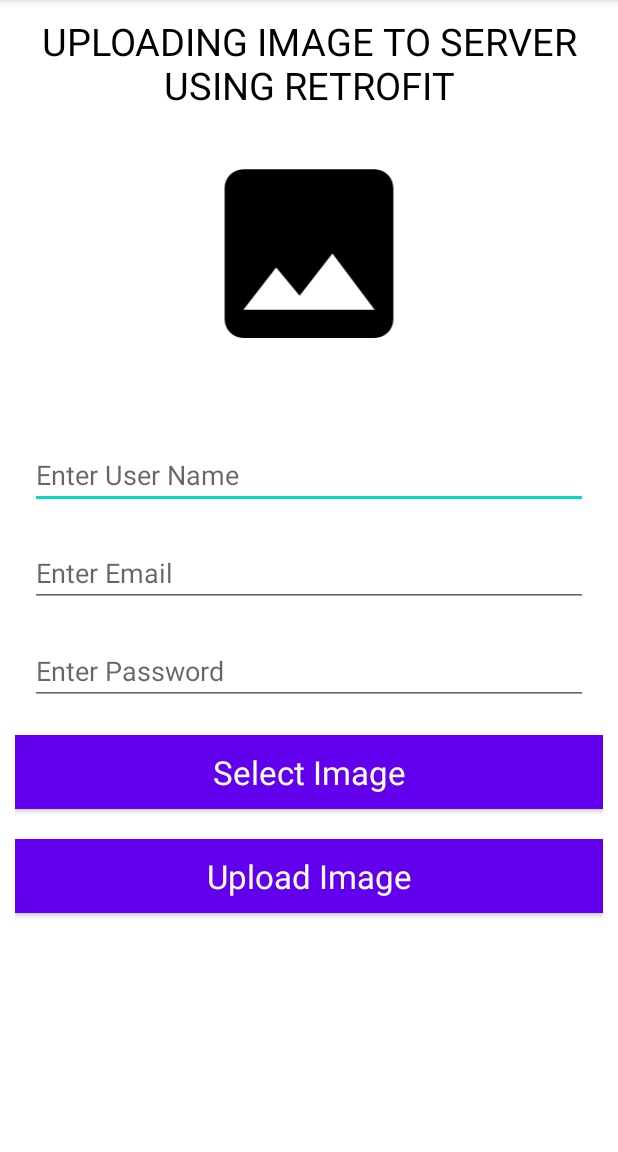
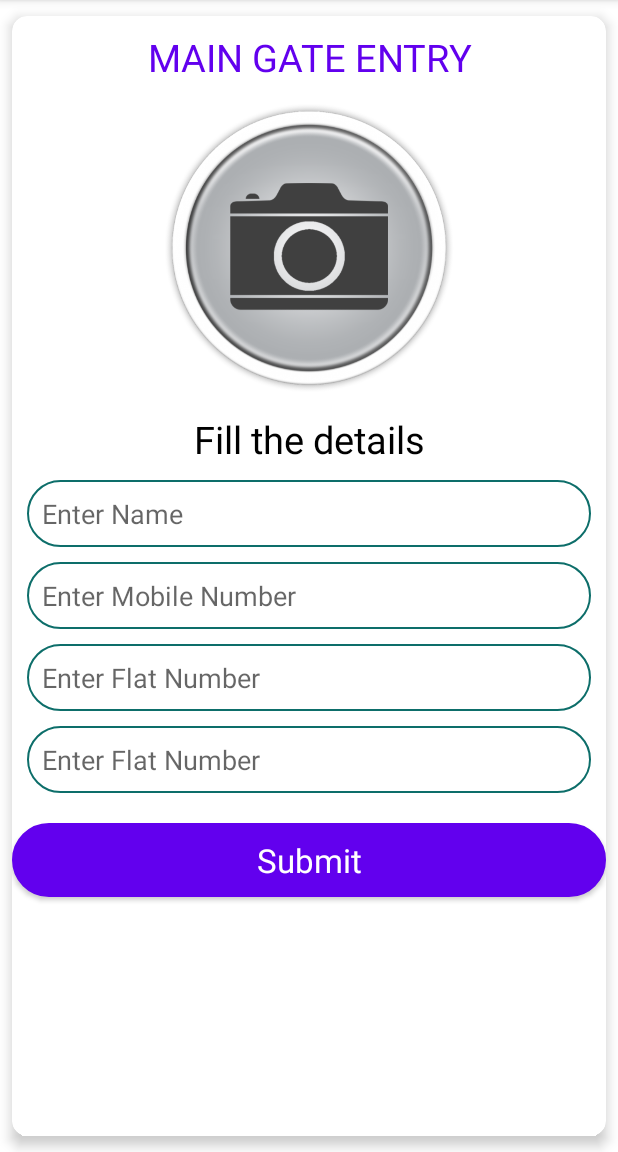
Before and after one commit to kuldeep23/Admin, an Android app: the screen it shows after launch (MainActivity), on a phone screen of 412 x 824 dp, the part 84-1236 px from its top. Run offline under Robolectric (Android 15) with nearby library versions, the phone set to English and light mode, and no system bars; libraries missing offline, so code that uses them is left out: com.github.dhaval2404.imagepicker.

Commit message:
Taking Picture using Camera Design

```diff
--- a/app/src/main/java/com/example/admin/MainActivity.java
+++ b/app/src/main/java/com/example/admin/MainActivity.java
@@ -1,5 +1,4 @@
 package com.example.admin;
-
 
 import android.content.Intent;
 import android.graphics.Bitmap;
@@ -28,11 +27,13 @@ import retrofit2.converter.gson.GsonConverterFactory;
 
 public class MainActivity extends AppCompatActivity {
 
-
+    String[] courses = { "Guest", "Delivery Boy",
+            "Service Boy", "Milk-Man",
+            "Maid", "Newspaper Boy","Others" };
     EditText name,email,password;
-    private Button btn,btn1;
+    private Button upload;
     String image;
-    private ImageView iv, selectedImage;
+    private ImageView selectedImage;
     Bitmap bitmap;
     private TextView tv;
     private ProgressBar progressBar;
@@ -43,22 +44,19 @@ public class MainActivity extends AppCompatActivity {
         super.onCreate(savedInstanceState);
         setContentView(R.layout.activity_main);
 
-
         name = findViewById(R.id.idEdtName);
         email = findViewById(R.id.idEdtEmail);
         password = findViewById(R.id.idEdtPassword);
-
-        btn = findViewById(R.id.btnUpload);
-        btn1=findViewById(R.id.btnSelect);
+        upload=findViewById(R.id.btnSelect);
         selectedImage = findViewById(R.id.imageView);
         tv = findViewById(R.id.message);
         progressBar = findViewById(R.id.progressBar);
         tv.setText("");
-        btn.setOnClickListener(new View.OnClickListener() {
-            @Override
-            public void onClick(View v) {
 
 
+        selectedImage.setOnClickListener(new View.OnClickListener() {
+            @Override
+            public void onClick(View view) {
                 ImagePicker.with(MainActivity.this)
                         .cameraOnly()
                         .compress(200)                          //Final image size will be less than 1 MB(Optional)
@@ -69,7 +67,7 @@ public class MainActivity extends AppCompatActivity {
             }
         });
 
-        btn1.setOnClickListener(new View.OnClickListener() {
+        upload.setOnClickListener(new View.OnClickListener() {
             @Override
             public void onClick(View view) {
                 uploadImageUsingRetrofit(bitmap);
--- /dev/null
+++ b/app/src/main/res/drawable/button.xml
@@ -0,0 +1,6 @@
+<shape xmlns:android="http://schemas.android.com/apk/res/android">
+    <solid android:color="#0d6e6a" />
+    <stroke android:width="1dp" android:color="#0d6e6a" />
+    <padding android:left="10dp" android:top="10dp" android:right="10dp" android:bottom="10dp" />
+    <corners android:radius="40dp" />
+</shape>
--- /dev/null
+++ b/app/src/main/res/drawable/edit_text.xml
@@ -0,0 +1,5 @@
+<shape xmlns:android="http://schemas.android.com/apk/res/android">
+    <stroke android:width="1.3dp" android:color="#0d6e6a" />
+    <padding android:left="10dp" android:top="10dp" android:right="10dp" android:bottom="10dp" />
+    <corners android:radius="40dp" />
+</shape>
--- a/app/src/main/res/layout/activity_main.xml
+++ b/app/src/main/res/layout/activity_main.xml
@@ -3,44 +3,57 @@
     xmlns:tools="http://schemas.android.com/tools"
     android:layout_width="match_parent"
     android:layout_height="match_parent"
-    android:layout_margin="10dp"
+    xmlns:app="http://schemas.android.com/apk/res-auto"
     android:orientation="vertical"
     tools:context=".MainActivity">
-    <ScrollView
+
+    <androidx.cardview.widget.CardView
+        android:id="@+id/card_home"
         android:layout_width="match_parent"
-        android:layout_height="match_parent">
+        android:layout_height="match_parent"
+        app:cardCornerRadius="10dp"
+        app:cardElevation="5dp"
+        app:cardUseCompatPadding="true">
         <LinearLayout
             android:layout_width="match_parent"
             android:layout_height="wrap_content"
-            android:layout_marginBottom="20dp"
             android:orientation="vertical">
             <TextView
                 android:layout_width="match_parent"
                 android:layout_height="wrap_content"
                 android:gravity="center"
-                android:text="Uploading image to server using Retrofit"
+                android:layout_marginTop="10dp"
+                android:text="Main Gate Entry"
                 android:textAllCaps="true"
-                android:textColor="#000"
+                android:textColor="@color/purple_500"
                 android:textSize="25sp" />
             <ImageView
                 android:id="@+id/imageView"
                 android:layout_width="match_parent"
-                android:layout_height="150dp"
+                android:layout_height="200dp"
                 android:layout_gravity="center"
-                android:layout_marginTop="20dp"
+                android:layout_marginTop="10dp"
                 android:scaleType="fitCenter"
-                android:src="@drawable/ic_baseline_image_24" />
+                android:src="@drawable/image_icon" />
 
+            <TextView
+                android:layout_marginTop="10dp"
+                android:layout_width="match_parent"
+                android:layout_height="wrap_content"
+                android:gravity="center"
+                android:text="Fill the details"
+                android:textColor="#000"
+                android:textSize="25sp" />
             <EditText
                 android:id="@+id/idEdtName"
                 android:textColor="@color/purple_500"
                 android:layout_width="match_parent"
                 android:layout_height="wrap_content"
-
+                android:background="@drawable/edit_text"
                 android:layout_marginStart="10dp"
-                android:layout_marginTop="50dp"
+                android:layout_marginTop="10dp"
                 android:layout_marginEnd="10dp"
-                android:hint="Enter User Name"
+                android:hint="Enter Name"
                 android:inputType="text" />
 
             <!--edit text for user password-->
@@ -50,41 +63,45 @@
                 android:layout_width="match_parent"
                 android:layout_height="wrap_content"
                 android:layout_marginStart="10dp"
-                android:layout_marginTop="20dp"
+                android:background="@drawable/edit_text"
+                android:layout_marginTop="10dp"
                 android:layout_marginEnd="10dp"
-                android:hint="Enter Email"
-                android:inputType="textEmailAddress" />
+                android:hint="Enter Mobile Number"
+                android:inputType="phone" />
 
             <EditText
                 android:id="@+id/idEdtPassword"
                 android:layout_width="match_parent"
                 android:layout_height="wrap_content"
                 android:layout_marginStart="10dp"
-                android:layout_marginTop="20dp"
+                android:background="@drawable/edit_text"
+                android:layout_marginTop="10dp"
                 android:layout_marginEnd="10dp"
-                android:hint="Enter Password"
-                android:inputType="textVisiblePassword" />
+                android:hint="Enter Flat Number"
+                android:inputType="number" />
 
-            <Button
-                android:id="@+id/btnUpload"
+            <EditText
+                android:id="@+id/idEdtPasswo"
                 android:layout_width="match_parent"
                 android:layout_height="wrap_content"
-                android:layout_gravity="center_horizontal"
-                android:layout_marginTop="20dp"
-                android:background="@color/purple_500"
-                android:textColor="#FFFFFF"
-                android:text="Select Image"
-                android:textAppearance="?android:attr/textAppearanceLarge" />
+                android:layout_marginStart="10dp"
+                android:background="@drawable/edit_text"
+                android:layout_marginTop="10dp"
+                android:layout_marginEnd="10dp"
+                android:hint="Enter Flat Number"
+                android:inputType="number" />
+
+
             <Button
                 android:id="@+id/btnSelect"
                 android:layout_width="match_parent"
                 android:layout_height="wrap_content"
                 android:layout_gravity="center_horizontal"
                 android:layout_marginTop="20dp"
-                android:background="@color/purple_500"
-                android:textColor="#FFFFFF"
-                android:text="Upload Image"
-                android:textAppearance="?android:attr/textAppearanceLarge" />
+                android:background="@drawable/button"
+                android:text="Submit"
+                android:textAppearance="?android:attr/textAppearanceLarge"
+                android:textColor="#FFFFFF" />
 
             <ProgressBar
                 android:id="@+id/progressBar"
@@ -104,5 +121,6 @@
                 android:textColor="#000"
                 android:textSize="20sp" />
         </LinearLayout>
-    </ScrollView>
+
+    </androidx.cardview.widget.CardView>
 </LinearLayout>
```
Also changed, not shown: app/src/main/res/drawable/image_icon.png (added).
